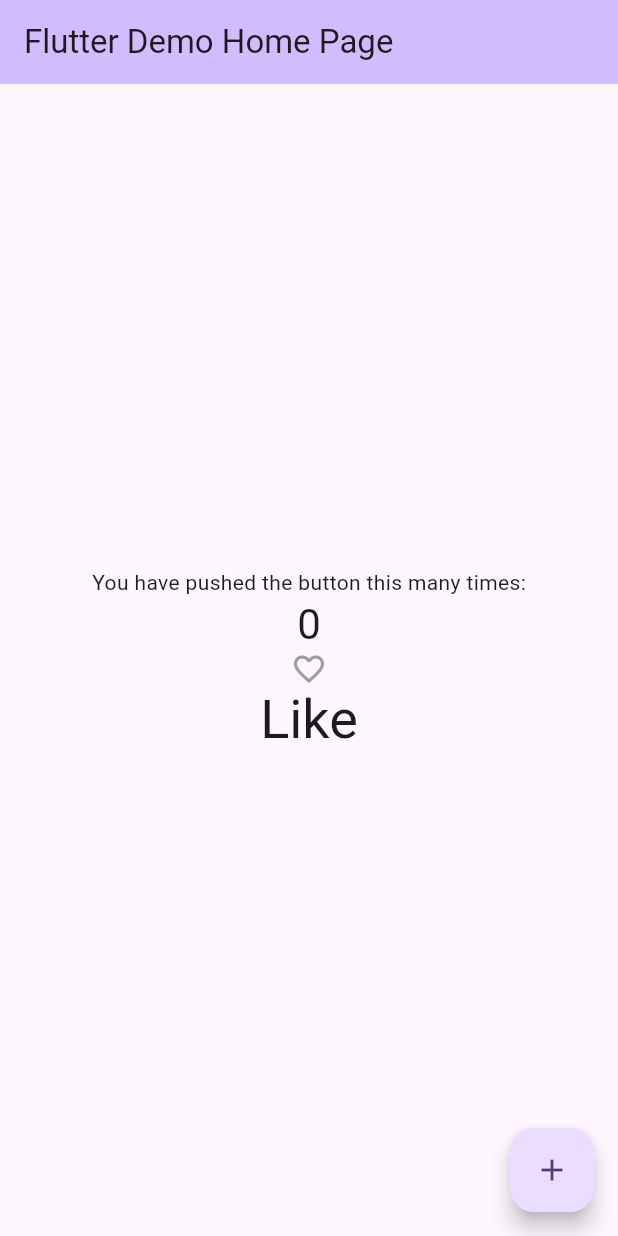
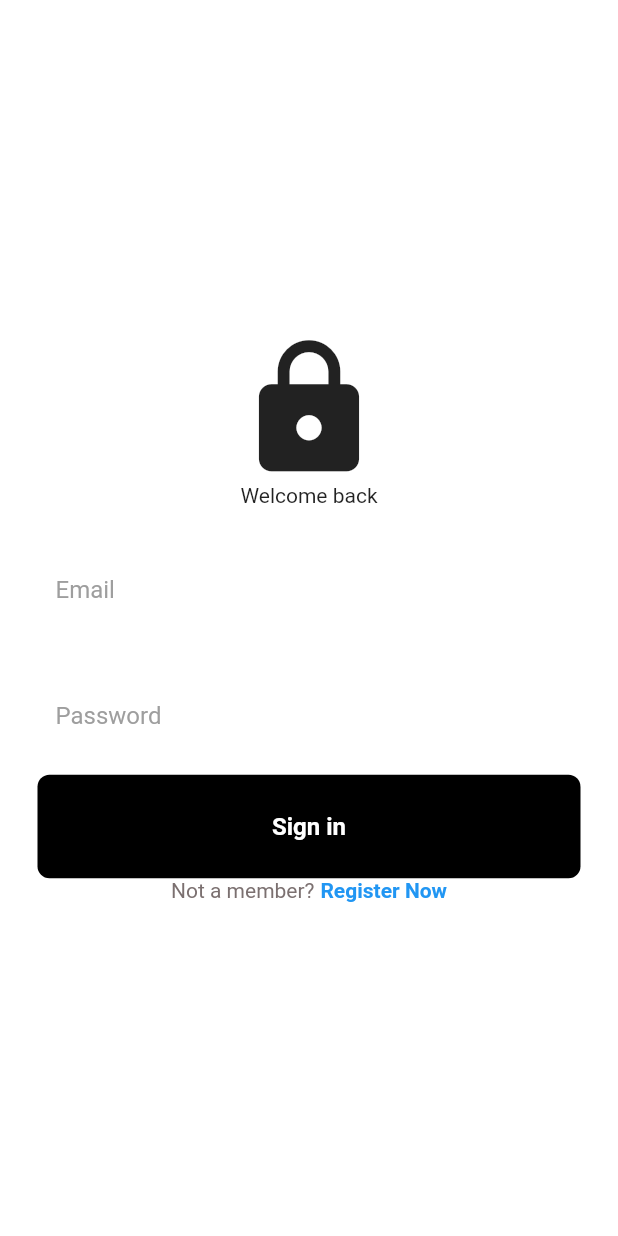
Before and after one commit to Ayan-sh03/Basic-Flutter, a Flutter app: the screen it shows after launch, on a phone screen of 412 x 824 dp. Run offline on Flutter 3.47's test engine with Material 2 defaults, Android fonts, the phone set to English and light mode, and no system bars; our stand-ins replace cloud_firestore, firebase_auth, firebase_core; accounts and stored records are empty.

Commit message:
Added Firebase Auth

```diff
--- /dev/null
+++ b/lib/Auth/auth.dart
@@ -0,0 +1,23 @@
+import 'package:firebase_auth/firebase_auth.dart';
+import 'package:flutter/material.dart';
+import 'package:flutter_application_1/Auth/login_register.dart';
+import 'package:flutter_application_1/pages/home_page.dart';
+
+class AuthPage extends StatelessWidget {
+  const AuthPage({super.key});
+
+  @override
+  Widget build(BuildContext context) {
+    return Scaffold(
+        body: StreamBuilder(
+      stream: FirebaseAuth.instance.authStateChanges(),
+      builder: (context, snapshot) {
+        if (snapshot.hasData) {
+          return const HomePage();
+        } else {
+          return const LoginOrRegister();
+        }
+      },
+    ));
+  }
+}
--- /dev/null
+++ b/lib/Auth/login_register.dart
@@ -0,0 +1,30 @@
+import 'package:flutter/material.dart';
+
+import 'package:flutter_application_1/pages/login_page.dart';
+import 'package:flutter_application_1/pages/register_page.dart';
+
+class LoginOrRegister extends StatefulWidget {
+  const LoginOrRegister({super.key});
+
+  @override
+  State<LoginOrRegister> createState() => _LoginOrRegisterState();
+}
+
+class _LoginOrRegisterState extends State<LoginOrRegister> {
+  bool showLoginPage = true;
+
+  void toggle() {
+    setState(() {
+      showLoginPage = !showLoginPage;
+    });
+  }
+
+  @override
+  Widget build(BuildContext context) {
+    if (showLoginPage) {
+      return LoginPage(onTap: toggle);
+    } else {
+      return RegsiterPage(onTap: toggle);
+    }
+  }
+}
--- /dev/null
+++ b/lib/components/button.dart
@@ -0,0 +1,26 @@
+import 'package:flutter/material.dart';
+
+class MyButton extends StatelessWidget {
+  final Function()? onTap;
+  final String text;
+
+  const MyButton({super.key, required this.onTap, required this.text});
+
+  @override
+  Widget build(BuildContext context) {
+    return GestureDetector(
+      onTap: onTap,
+      child: Container(
+        padding: const EdgeInsets.all(25),
+        decoration: BoxDecoration(
+            color: Colors.black, borderRadius: BorderRadius.circular(8)),
+        child: Center(
+            child: Text(
+          text,
+          style: const TextStyle(
+              color: Colors.white, fontWeight: FontWeight.bold, fontSize: 16),
+        )),
+      ),
+    );
+  }
+}
--- /dev/null
+++ b/lib/components/text_field.dart
@@ -0,0 +1,32 @@
+import 'package:flutter/material.dart';
+
+class MyTextField extends StatelessWidget {
+  final controller;
+  final String hintText;
+  final bool obscureText;
+
+  const MyTextField(
+      {super.key,
+      required this.controller,
+      required this.hintText,
+      required this.obscureText});
+
+  @override
+  Widget build(BuildContext context) {
+    return TextField(
+      controller: controller,
+      obscureText: obscureText,
+      decoration: InputDecoration(
+          enabledBorder: const OutlineInputBorder(
+            borderSide: BorderSide(color: Colors.white),
+          ),
+          focusedBorder: const OutlineInputBorder(
+            borderSide: BorderSide(color: Colors.white),
+          ),
+          fillColor: Colors.white,
+          filled: true,
+          hintText: hintText,
+          hintStyle: TextStyle(color: Colors.grey.shade500)),
+    );
+  }
+}
--- a/lib/main.dart
+++ b/lib/main.dart
@@ -1,83 +1,122 @@
+import 'package:firebase_core/firebase_core.dart';
 import 'package:flutter/material.dart';
-import 'package:flutter_application_1/like_button.dart';
+import 'package:flutter_application_1/Auth/auth.dart';
+import 'package:flutter_application_1/firebase_options.dart';
 
-void main() {
+void main() async {
+  WidgetsFlutterBinding.ensureInitialized();
+  await Firebase.initializeApp(options: DefaultFirebaseOptions.currentPlatform);
   runApp(const MyApp());
 }
 
 class MyApp extends StatelessWidget {
   const MyApp({super.key});
 
-  // This widget is the root of your application.
   @override
   Widget build(BuildContext context) {
-    return MaterialApp(
-      title: 'Flutter Demo',
-      theme: ThemeData(
-        colorScheme: ColorScheme.fromSeed(seedColor: Colors.deepPurple),
-        useMaterial3: true,
-      ),
-      home: const MyHomePage(title: 'Flutter Demo Home Page'),
-    );
+    return const MaterialApp(
+        debugShowCheckedModeBanner: false, home: AuthPage());
   }
 }
 
-class MyHomePage extends StatefulWidget {
-  const MyHomePage({super.key, required this.title});
 
-  final String title;
 
-  @override
-  State<MyHomePage> createState() => _MyHomePageState();
-}
 
-class _MyHomePageState extends State<MyHomePage> {
-  int _counter = 0;
-  bool isLiked = false;
 
-  void _incrementCounter() {
-    setState(() {
-      _counter += 5;
-    });
-  }
 
-  void onTap() {
-    setState(() {
-      isLiked = !isLiked;
-    });
-  }
 
-  @override
-  Widget build(BuildContext context) {
-    return Scaffold(
-      appBar: AppBar(
-        backgroundColor: Theme.of(context).colorScheme.inversePrimary,
-        title: Text(widget.title),
-      ),
-      body: Center(
-        child: Column(
-          mainAxisAlignment: MainAxisAlignment.center,
-          children: <Widget>[
-            const Text(
-              'You have pushed the button this many times:',
-            ),
-            Text(
-              '$_counter',
-              style: Theme.of(context).textTheme.headlineMedium,
-            ),
-            LikeButton(isLiked: isLiked, onTap: onTap),
-            Text(
-              isLiked ? "Dislike" : "Like",
-              style: Theme.of(context).textTheme.displaySmall,
-            )
-          ],
-        ),
-      ),
-      floatingActionButton: FloatingActionButton(
-        onPressed: _incrementCounter,
-        tooltip: 'Increment',
-        child: const Icon(Icons.add),
-      ), // This trailing comma makes auto-formatting nicer for build methods.
-    );
-  }
-}
+
+
+
+
+
+
+
+
+
+
+
+
+
+
+
+
+
+
+
+// class MyApp extends StatelessWidget {
+//   const MyApp({super.key});
+
+//   // This widget is the root of your application.
+//   @override
+//   Widget build(BuildContext context) {
+//     return MaterialApp(
+//       title: 'Flutter Demo',
+//       theme: ThemeData(
+//         colorScheme: ColorScheme.fromSeed(seedColor: Colors.deepPurple),
+//         useMaterial3: true,
+//       ),
+//       home: const MyHomePage(title: 'Flutter Demo Home Page'),
+//     );
+//   }
+// }
+
+// class MyHomePage extends StatefulWidget {
+//   const MyHomePage({super.key, required this.title});
+
+//   final String title;
+
+//   @override
+//   State<MyHomePage> createState() => _MyHomePageState();
+// }
+
+// class _MyHomePageState extends State<MyHomePage> {
+//   int _counter = 0;
+//   bool isLiked = false;
+
+//   void _incrementCounter() {
+//     setState(() {
+//       _counter += 5;
+//     });
+//   }
+
+//   void onTap() {
+//     setState(() {
+//       isLiked = !isLiked;
+//     });
+//   }
+
+//   @override
+//   Widget build(BuildContext context) {
+//     return Scaffold(
+//       appBar: AppBar(
+//         backgroundColor: Theme.of(context).colorScheme.inversePrimary,
+//         title: Text(widget.title),
+//       ),
+//       body: Center(
+//         child: Column(
+//           mainAxisAlignment: MainAxisAlignment.center,
+//           children: <Widget>[
+//             const Text(
+//               'You have pushed the button this many times:',
+//             ),
+//             Text(
+//               '$_counter',
+//               style: Theme.of(context).textTheme.headlineMedium,
+//             ),
+//             LikeButton(isLiked: isLiked, onTap: onTap),
+//             Text(
+//               isLiked ? "Dislike" : "Like",
+//               style: Theme.of(context).textTheme.displaySmall,
+//             )
+//           ],
+//         ),
+//       ),
+//       floatingActionButton: FloatingActionButton(
+//         onPressed: _incrementCounter,
+//         tooltip: 'Increment',
+//         child: const Icon(Icons.add),
+//       ), // This trailing comma makes auto-formatting nicer for build methods.
+//     );
+//   }
+// }
--- /dev/null
+++ b/lib/pages/login_page.dart
@@ -0,0 +1,120 @@
+import "package:firebase_auth/firebase_auth.dart";
+
+import "package:flutter/material.dart";
+import "package:flutter_application_1/components/button.dart";
+import "package:flutter_application_1/components/text_field.dart";
+
+class LoginPage extends StatefulWidget {
+  final Function()? onTap;
+  const LoginPage({super.key, required this.onTap});
+
+  @override
+  State<LoginPage> createState() => _LoginPageState();
+}
+
+class _LoginPageState extends State<LoginPage> {
+  final emailTextController = TextEditingController();
+  final passwordTextController = TextEditingController();
+
+  //sign in method
+  void signin() async {
+    showDialog(
+        context: context,
+        builder: (context) => const Center(
+              child: CircularProgressIndicator(),
+            ));
+
+    try {
+      await FirebaseAuth.instance.signInWithEmailAndPassword(
+          email: emailTextController.text.trim(),
+          password: passwordTextController.text.trim());
+      //pop loading circle
+      if (context.mounted) Navigator.pop(context);
+    } on FirebaseAuthException catch (e) {
+      Navigator.pop(context);
+      displayMessage(e.code);
+    }
+  }
+
+  //display a error mesage
+  void displayMessage(String message) {
+    showDialog(
+        context: context,
+        builder: (context) => AlertDialog(
+              title: Text(message),
+            ));
+  }
+
+  @override
+  Widget build(BuildContext context) {
+    return Scaffold(
+      backgroundColor: Colors.white,
+      body: SafeArea(
+        child: Center(
+          child: Padding(
+            padding: const EdgeInsets.symmetric(horizontal: 25.0),
+            child: Column(
+              mainAxisAlignment: MainAxisAlignment.center,
+              children: [
+                //logo
+                const Icon(
+                  Icons.lock,
+                  size: 100,
+                ),
+                //welcome back message
+                const Text("Welcome back"),
+
+                const SizedBox(
+                  height: 25,
+                ),
+
+                MyTextField(
+                    controller: emailTextController,
+                    hintText: 'Email',
+                    obscureText: false),
+                //go to register page
+                const SizedBox(
+                  height: 25,
+                ),
+                MyTextField(
+                    controller: passwordTextController,
+                    hintText: 'Password',
+                    obscureText: true),
+
+                const SizedBox(
+                  height: 10,
+                ),
+
+                MyButton(onTap: signin, text: "Sign in"),
+
+                Row(
+                  mainAxisAlignment: MainAxisAlignment.center,
+                  children: [
+                    const Text(
+                      "Not a member?",
+                      style:
+                          TextStyle(color: Color.fromARGB(255, 123, 112, 112)),
+                    ),
+                    const SizedBox(
+                      width: 4,
+                    ),
+                    GestureDetector(
+                      onTap: widget.onTap,
+                      child: const Text(
+                        "Register Now",
+                        style: TextStyle(
+                          fontWeight: FontWeight.bold,
+                          color: Colors.blue,
+                        ),
+                      ),
+                    ),
+                  ],
+                )
+              ],
+            ),
+          ),
+        ),
+      ),
+    );
+  }
+}
--- a/pubspec.yaml
+++ b/pubspec.yaml
@@ -35,6 +35,9 @@ dependencies:
   # The following adds the Cupertino Icons font to your application.
   # Use with the CupertinoIcons class for iOS style icons.
   cupertino_icons: ^1.0.2
+  firebase_core: ^2.17.0
+  firebase_auth: ^4.10.1
+  cloud_firestore: ^4.9.3
 
 dev_dependencies:
   flutter_test:
```
Also changed, not shown: lib/components/wall_post.dart (added, +88 -0 lines), lib/pages/home_page.dart (added, +119 -0 lines), lib/pages/register_page.dart (added, +138 -0 lines), lib/components/like_button.dart (renamed from lib/like_button.dart), lib/firebase_options.dart (added), pubspec.lock, 9 other files.
